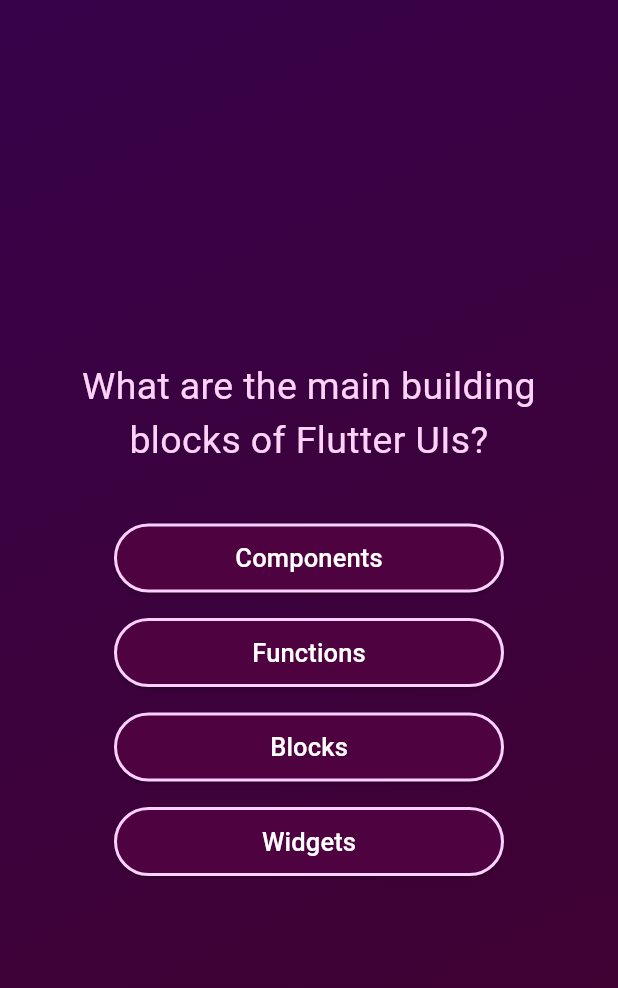
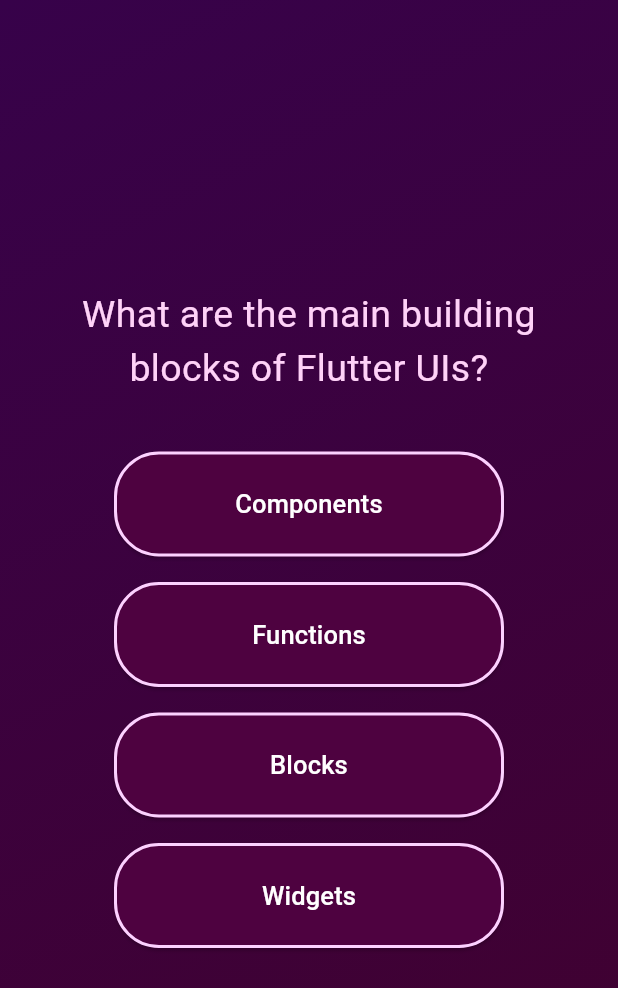
Before and after one commit to meetshaheer/Flutter-Quiz-App, a Flutter app: the QuestionScreen screen opened directly, on a phone screen of 412 x 824 dp. Shown: the top 988 px of the screen. Run offline on Flutter 3.47's test engine with Material 3 defaults, Android fonts, the phone set to English and light mode, and no system bars; missing offline and left inert: dart:ffi.

Commit message:
updated with Iteration of Questions with their perticular answers

```diff
--- a/quizify/lib/Widgets/custom_button.dart
+++ b/quizify/lib/Widgets/custom_button.dart
@@ -3,21 +3,21 @@
 import 'package:flutter/material.dart';
 
 class answerButtons extends StatelessWidget {
-  const answerButtons({
+  answerButtons({
     super.key,
     required this.answerText,
-    required this.ontap,
+    required this.onpressed,
   });
 
   final String answerText;
-  final void Function() ontap;
+  final void Function() onpressed;
   @override
   Widget build(BuildContext context) {
     return Padding(
-      padding: const EdgeInsets.only(top: 17),
+      padding: EdgeInsets.only(top: 17),
       child: SizedBox(
         width: 260,
-        height: 46,
+        height: 70,
         child: ElevatedButton(
           style: ButtonStyle(
             backgroundColor: const MaterialStatePropertyAll(
@@ -33,9 +33,10 @@
               ),
             ),
           ),
-          onPressed: () {},
+          onPressed: onpressed,
           child: Text(
             answerText,
+            textAlign: TextAlign.center,
             style: const TextStyle(
               color: Colors.white,
               fontSize: 17,
--- a/quizify/lib/question_screen.dart
+++ b/quizify/lib/question_screen.dart
@@ -10,9 +10,17 @@
 }
 
 class _QuestionScreenState extends State<QuestionScreen> {
+  var currentQuestionIndex = 0;
+
+  void questionAnswer() {
+    setState(() {
+      currentQuestionIndex = currentQuestionIndex + 1;
+    });
+  }
+
   @override
   Widget build(BuildContext context) {
-    final activeQuestion = questions[0];
+    final activeQuestion = questions[currentQuestionIndex];
     return Scaffold(
       body: Container(
         width: double.infinity,
@@ -29,12 +37,8 @@
         child: Column(
           mainAxisAlignment: MainAxisAlignment.center,
           children: [
-          Center(
-            child: Padding(
-              padding: const EdgeInsets.only(
-                left: 30,
-                right: 30,
-              ),
+            Padding(
+              padding: const EdgeInsets.only(left: 30, right: 30),
               child: Text(
                 activeQuestion.question,
                 textAlign: TextAlign.center,
@@ -44,28 +48,20 @@
                 ),
               ),
             ),
-          ),
             const SizedBox(
               height: 20,
             ),
-
-          // child: ListView.builder(
-          //     shrinkWrap: true,
-          //     physics: NeverScrollableScrollPhysics(),
-          //     itemCount: activeQuestion.answers.length,
-          //     itemBuilder: (context, index) {
-          //       return answerButtons(
-          //           answerText: activeQuestion.answers[index], ontap: () {});
-          //     }),
-
-          ...activeQuestion.getShuffledList().map((answer) {
-            return Padding(
-              padding: const EdgeInsets.only(left: 70, right: 70),
-              child: answerButtons(answerText: answer, ontap: () {}),
+            ...activeQuestion.getShuffledList().map(
+              (answer) {
+                return answerButtons(
+                  answerText: answer,
+                  onpressed: questionAnswer,
                 );
-          }),
+              },
+            ),
           ],
         ),
-    ));
+      ),
+    );
   }
 }
```
Lines whose indentation alone changed are shown as unchanged.
